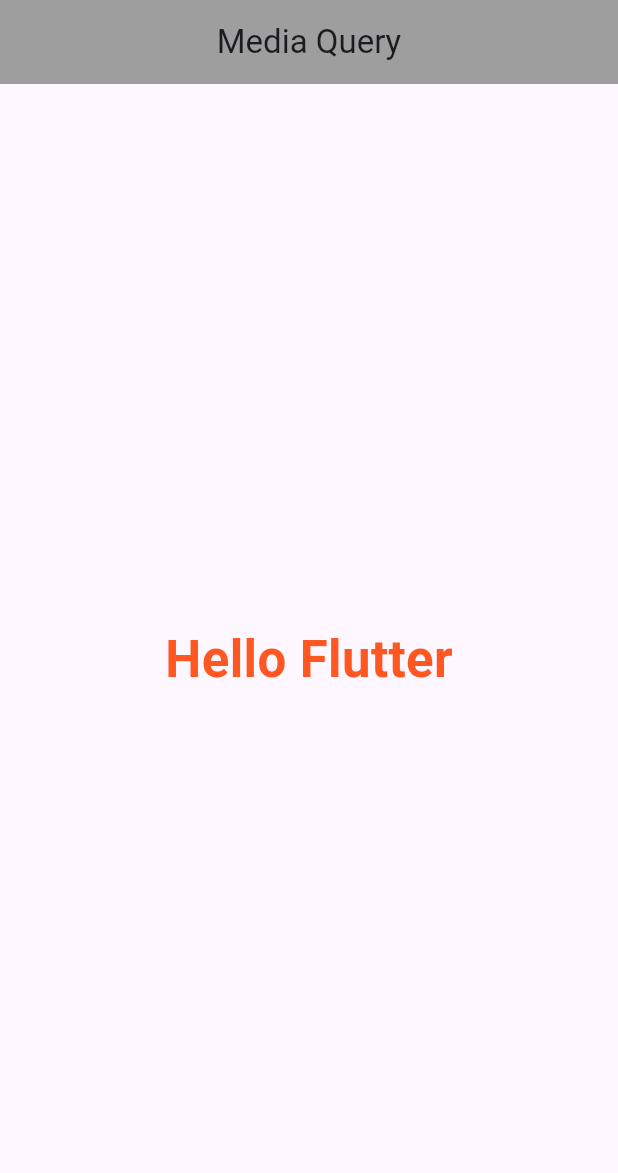
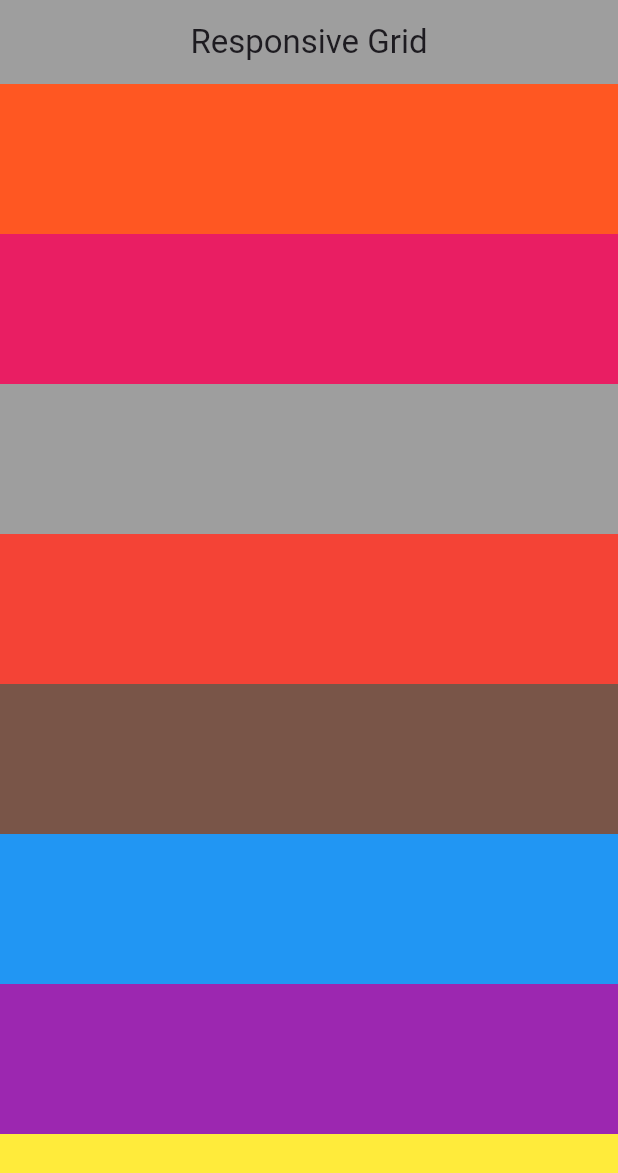
Before and after one commit to shamim2810/flutter_rabbil_class, a Flutter app: the screen it shows after launch, on a phone screen of 412 x 824 dp. Shown: the top 1173 px of the screen. Run offline on Flutter 3.47's test engine with Material 3 defaults, Android fonts, the light colour scheme and no system bars; our stand-ins replace responsive_grid.

Commit message:
Responsive Grid

```diff
--- a/lib/home_screen.dart
+++ b/lib/home_screen.dart
@@ -1,5 +1,5 @@
 import 'package:flutter/material.dart';
-import 'package:flutter_rabbil/style.dart';
+import 'package:responsive_grid/responsive_grid.dart';
 
 class HomeScreen extends StatelessWidget {
   HomeScreen({super.key});
@@ -8,25 +8,73 @@
   Widget build(BuildContext context) {
     return Scaffold(
         appBar: AppBar(
-          title: const Text('Media Query'),
+          title: const Text('Responsive Grid'),
           centerTitle: true,
           backgroundColor: Colors.grey,
         ),
-
-        //Row and Column 2 ta diyei check korte hobe
-        // Expanded and Flexiable semilar
-        body: Center(
-          child: Column(
-            mainAxisAlignment: MainAxisAlignment.center,
-            children: [
-              Center(
-                child: Text(
-                  'Hello Flutter',
-                  style: HeadLine(context),
+        body: SingleChildScrollView(
+          scrollDirection: Axis.vertical,
+          child: ResponsiveGridRow(
+              children: [
+                ResponsiveGridCol(
+                  xl: 3, lg: 3, md: 4,sm: 6, xs: 12,
+                    child: Container(
+                      color: Colors.deepOrange,
+                      height: 100,
+                    ),
                 ),
-              ),
-            ],
+                ResponsiveGridCol(
+                  xl: 3, lg: 3, md: 4,sm: 6, xs: 12,
+                  child: Container(
+                    color: Colors.pink,
+                    height: 100,
+                  ),
+                ),
+                ResponsiveGridCol(
+                  xl: 3, lg: 3, md: 4,sm: 6, xs: 12,
+                  child: Container(
+                    color: Colors.grey,
+                    height: 100,
+                  ),
+                ),
+                ResponsiveGridCol(
+                  xl: 3, lg: 3, md: 4,sm: 6, xs: 12,
+                  child: Container(
+                    color: Colors.red,
+                    height: 100,
+                  ),
+                ),
+                ResponsiveGridCol(
+                  xl: 3, lg: 3, md: 4,sm: 6, xs: 12,
+                  child: Container(
+                    color: Colors.brown,
+                    height: 100,
+                  ),
+                ),
+                ResponsiveGridCol(
+                  xl: 3, lg: 3, md: 4,sm: 6, xs: 12,
+                  child: Container(
+                    color: Colors.blue,
+                    height: 100,
+                  ),
+                ),
+                ResponsiveGridCol(
+                  xl: 3, lg: 3, md: 4,sm: 6, xs: 12,
+                  child: Container(
+                    color: Colors.purple,
+                    height: 100,
+                  ),
+                ),
+                ResponsiveGridCol(
+                  xl: 3, lg: 3, md: 4,sm: 6, xs: 12,
+                  child: Container(
+                    color: Colors.yellow,
+                    height: 100,
+                  ),
+                ),
+              ]
           ),
-        ));
+        ),
+    );
   }
 }
--- a/lib/style.dart
+++ /dev/null
@@ -1,22 +0,0 @@
-import 'dart:ui';
-
-import 'package:flutter/material.dart';
-
-TextStyle HeadLine (context){
-  var width = MediaQuery.of(context).size.width;
-
-  if(width<700){
-    return TextStyle(
-      color: Colors.deepOrange,
-      fontWeight: FontWeight.bold,
-      fontSize: 34,
-    );
-  }
-  else{
-    return TextStyle(
-      color: Colors.pink,
-      fontWeight: FontWeight.bold,
-      fontSize: 60,
-    );
-  }
-}
--- a/pubspec.yaml
+++ b/pubspec.yaml
@@ -35,6 +35,7 @@
   # The following adds the Cupertino Icons font to your application.
   # Use with the CupertinoIcons class for iOS style icons.
   cupertino_icons: ^1.0.2
+  responsive_grid: ^2.4.4
 
 dev_dependencies:
   flutter_test:
```
Also changed, not shown: pubspec.lock.
